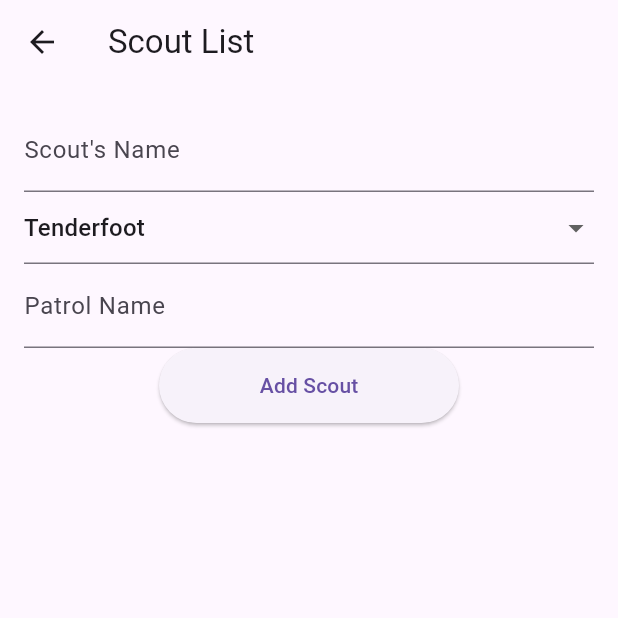
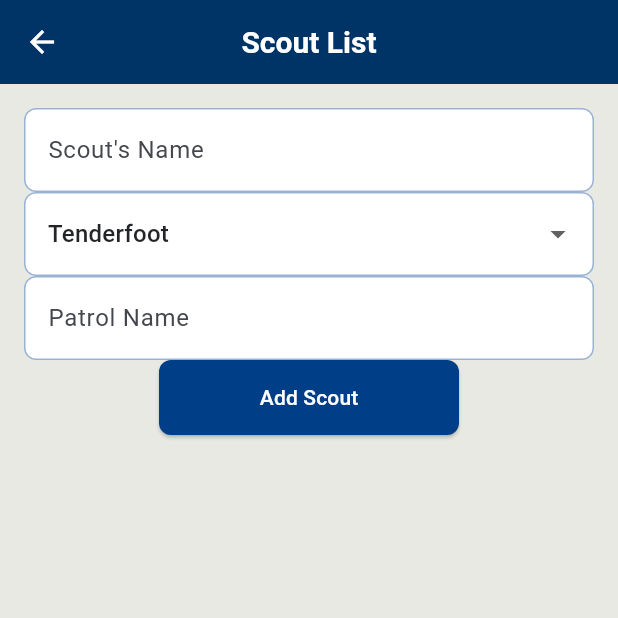
Before and after one commit to Henno1029/scouting_app, a Flutter app: the screen it shows after launch, after a tap on "Scout Page", on a phone screen of 412 x 824 dp, the top half of it. Run offline on Flutter 3.47's test engine with Material 3 defaults, Android fonts, the phone set to English and light mode, and no system bars; our stand-ins replace file_picker, shared_preferences.

Commit message:
add scouting america theme and troop branding

```diff
--- a/lib/main.dart
+++ b/lib/main.dart
@@ -1,7 +1,10 @@
 import 'package:flutter/material.dart';
 
+import 'screens/branding_screen.dart';
 import 'scoutList_screen.dart';
 import 'scoutDetail_screen.dart';
+import 'services/branding_service.dart';
+import 'theme/app_theme.dart';
 
 void main() {
   runApp(TroopApp());
@@ -12,6 +15,7 @@ class TroopApp extends StatelessWidget {
   Widget build(BuildContext context) {
     return MaterialApp(
       title: "Troop Manager",
+      theme: AppTheme.build(),
       initialRoute: "/",
       routes: {
         "/": (context) => NavigationHub(),
@@ -24,20 +28,98 @@ class TroopApp extends StatelessWidget {
         "/eventList": (context) => Placeholder(),     // temporary
         "/calculation": (context) => Placeholder(),   // temporary
         "/profile": (context) => Placeholder(),       // temporary
+        "/branding": (context) => BrandingScreen(),
       },
     );
   }
 }
 
-class NavigationHub extends StatelessWidget {
+class NavigationHub extends StatefulWidget {
+  @override
+  _NavigationHubState createState() => _NavigationHubState();
+}
+
+class _NavigationHubState extends State<NavigationHub> {
+  TroopLogo? _troopLogo;
+
+  @override
+  void initState() {
+    super.initState();
+    _loadLogo();
+  }
+
+  Future<void> _loadLogo() async {
+    final logo = await BrandingService.loadTroopLogo();
+    if (!mounted) return;
+    setState(() {
+      _troopLogo = logo;
+    });
+  }
+
+  Widget _logo() {
+    if (_troopLogo == null) {
+      return const CircleAvatar(
+        radius: 40,
+        backgroundColor: AppTheme.scoutingTan,
+        child: Icon(Icons.face_3, size: 44, color: AppTheme.scoutingBlue),
+      );
+    }
+    return CircleAvatar(
+      radius: 40,
+      backgroundColor: Colors.white,
+      child: ClipOval(
+        child: Image.memory(
+          _troopLogo!.bytes,
+          fit: BoxFit.cover,
+          width: 80,
+          height: 80,
+          errorBuilder: (_, __, ___) => const Icon(
+            Icons.face_3,
+            size: 44,
+            color: AppTheme.scoutingBlue,
+          ),
+        ),
+      ),
+    );
+  }
+
   @override
   Widget build(BuildContext context) {
     return Scaffold(
-      appBar: AppBar(title: Text("Navigation Hub")),
+      appBar: AppBar(
+        title: const Text("Navigation Hub"),
+        actions: [
+          IconButton(
+            icon: const Icon(Icons.badge_outlined),
+            tooltip: 'Branding & Patrols',
+            onPressed: () {
+              Navigator.pushNamed(context, '/branding')
+                  .then((_) => _loadLogo());
+            },
+          ),
+        ],
+      ),
       body: Center(
         child: Column(
           mainAxisAlignment: MainAxisAlignment.center,
           children: [
+            _logo(),
+            const SizedBox(height: 12),
+            Text(
+              "Troop Manager",
+              style: Theme.of(context).textTheme.titleLarge?.copyWith(
+                    color: AppTheme.scoutingDarkBlue,
+                    fontWeight: FontWeight.bold,
+                  ),
+            ),
+            const Text(
+              "Scouting America",
+              style: TextStyle(
+                color: AppTheme.scoutingWarmGray,
+                fontSize: 14,
+              ),
+            ),
+            const SizedBox(height: 24),
             _navButton(context, "Scout Page", () => Navigator.pushNamed(context, "/scoutList")),
             _navButton(context, "Event Page", () => Navigator.pushNamed(context, "/eventList")),
             _navButton(context, "Calculation Page", () => Navigator.pushNamed(context, "/calculation")),
--- /dev/null
+++ b/lib/services/branding_service.dart
@@ -0,0 +1,146 @@
+import 'dart:convert';
+import 'dart:typed_data';
+
+import 'package:shared_preferences/shared_preferences.dart';
+
+class TroopLogo {
+  final String name;
+  final String dataBase64;
+
+  const TroopLogo(this.name, this.dataBase64);
+
+  Uint8List get bytes => base64Decode(dataBase64);
+
+  Map<String, dynamic> toJson() => {'name': name, 'data': dataBase64};
+
+  factory TroopLogo.fromJson(Map<String, dynamic> json) {
+    return TroopLogo(
+      json['name']?.toString() ?? '',
+      json['data']?.toString() ?? '',
+    );
+  }
+}
+
+class PatrolEmblem {
+  final String name;
+  final String dataBase64;
+
+  const PatrolEmblem(this.name, this.dataBase64);
+
+  Uint8List get bytes => base64Decode(dataBase64);
+
+  Map<String, dynamic> toJson() => {'name': name, 'data': dataBase64};
+
+  factory PatrolEmblem.fromJson(Map<String, dynamic> json) {
+    return PatrolEmblem(
+      json['name']?.toString() ?? '',
+      json['data']?.toString() ?? '',
+    );
+  }
+}
+
+class BrandingService {
+  static const _troopLogoKey = 'branding_troop_logo';
+  static const _patrolEmblemsKey = 'branding_patrol_emblems';
+  static const _patrolNamesKey = 'branding_patrol_names';
+
+  static Future<void> saveTroopLogo({
+    required String name,
+    required Uint8List bytes,
+  }) async {
+    final prefs = await SharedPreferences.getInstance();
+    await prefs.setString(
+      _troopLogoKey,
+      jsonEncode(TroopLogo(name, base64Encode(bytes)).toJson()),
+    );
+  }
+
+  static Future<TroopLogo?> loadTroopLogo() async {
+    final prefs = await SharedPreferences.getInstance();
+    final raw = prefs.getString(_troopLogoKey);
+    if (raw == null || raw.isEmpty) return null;
+    final decoded = jsonDecode(raw);
+    if (decoded is! Map) return null;
+    return TroopLogo.fromJson(Map<String, dynamic>.from(decoded));
+  }
+
+  static Future<void> removeTroopLogo() async {
+    final prefs = await SharedPreferences.getInstance();
+    await prefs.remove(_troopLogoKey);
+  }
+
+  static Future<void> savePatrolEmblem({
+    required String patrol,
+    required String name,
+    required Uint8List bytes,
+  }) async {
+    final prefs = await SharedPreferences.getInstance();
+    final map = _decodeEmblemMap(prefs.getString(_patrolEmblemsKey));
+    map[patrol] = PatrolEmblem(name, base64Encode(bytes)).toJson();
+    await prefs.setString(_patrolEmblemsKey, jsonEncode(map));
+  }
+
+  static Future<PatrolEmblem> loadPatrolEmblem(String patrol) async {
+    final prefs = await SharedPreferences.getInstance();
+    final map = _decodeEmblemMap(prefs.getString(_patrolEmblemsKey));
+    final entry = map[patrol];
+    if (entry == null) return PatrolEmblem('', '');
+    return PatrolEmblem.fromJson(Map<String, dynamic>.from(entry));
+  }
+
+  static Future<Map<String, PatrolEmblem>> loadAllPatrolEmblems() async {
+    final prefs = await SharedPreferences.getInstance();
+    final map = _decodeEmblemMap(prefs.getString(_patrolEmblemsKey));
+    return map.map(
+      (patrol, entry) =>
+          MapEntry(patrol, PatrolEmblem.fromJson(Map<String, dynamic>.from(entry))),
+    );
+  }
+
+  static Future<void> removePatrolEmblem(String patrol) async {
+    final prefs = await SharedPreferences.getInstance();
+    final map = _decodeEmblemMap(prefs.getString(_patrolEmblemsKey));
+    map.remove(patrol);
+    await prefs.setString(_patrolEmblemsKey, jsonEncode(map));
+  }
+
+  static Future<void> addPatrolName(String name) async {
+    final prefs = await SharedPreferences.getInstance();
+    final trimmed = name.trim();
+    if (trimmed.isEmpty) return;
+    final list = prefs.getStringList(_patrolNamesKey) ?? [];
+    if (!list.contains(trimmed)) {
+      list.add(trimmed);
+      await prefs.setStringList(_patrolNamesKey, list);
+    }
+  }
+
+  static Future<List<String>> uniquePatrols() async {
+    final names = <String>{};
+    final prefs = await SharedPreferences.getInstance();
+    final stored = prefs.getStringList(_patrolNamesKey) ?? [];
+    names.addAll(stored.map((name) => name.trim()).where((name) => name.isNotEmpty));
+
+    final scoutsRaw = prefs.getString('scouts');
+    if (scoutsRaw != null) {
+      final decoded = jsonDecode(scoutsRaw);
+      if (decoded is List) {
+        for (final scout in decoded) {
+          if (scout is! Map) continue;
+          final patrol = scout['patrol']?.toString().trim() ?? '';
+          if (patrol.isNotEmpty) names.add(patrol);
+        }
+      }
+    }
+
+    final result = names.toList()..sort();
+    return result;
+  }
+
+  static Map<String, dynamic> _decodeEmblemMap(String? raw) {
+    if (raw == null || raw.isEmpty) return <String, dynamic>{};
+    final decoded = jsonDecode(raw);
+    if (decoded is! Map) return <String, dynamic>{};
+    return Map<String, dynamic>.from(decoded);
+  }
+}
--- /dev/null
+++ b/lib/theme/app_theme.dart
@@ -0,0 +1,124 @@
+import 'package:flutter/material.dart';
+
+class AppTheme {
+  static const Color scoutingBlue = Color(0xFF003F87);
+  static const Color scoutingDarkBlue = Color(0xFF003366);
+  static const Color scoutingPaleBlue = Color(0xFF9AB3D5);
+  static const Color scoutingRed = Color(0xFFCE1126);
+  static const Color scoutingTan = Color(0xFFD6CEBD);
+  static const Color scoutingLightTan = Color(0xFFE9E9E4);
+  static const Color scoutingDarkTan = Color(0xFFAD9D7B);
+  static const Color scoutingWarmGray = Color(0xFF515354);
+  static const Color scoutingDarkGrey = Color(0xFF232528);
+  static const Color scoutingOlive = Color(0xFF243E2C);
+  static const Color scoutingYellow = Color(0xFFFFCC00);
+
+  static ThemeData build() {
+    final colorScheme = ColorScheme.fromSeed(
+      seedColor: scoutingBlue,
+      brightness: Brightness.light,
+    ).copyWith(
+      primary: scoutingBlue,
+      onPrimary: Colors.white,
+      primaryContainer: scoutingPaleBlue,
+      onPrimaryContainer: scoutingDarkBlue,
+      secondary: scoutingRed,
+      onSecondary: Colors.white,
+      secondaryContainer: scoutingLightTan,
+      onSecondaryContainer: scoutingDarkBlue,
+      tertiary: scoutingOlive,
+      onTertiary: Colors.white,
+      surface: scoutingLightTan,
+      onSurface: scoutingDarkGrey,
+      outline: scoutingDarkTan,
+      outlineVariant: scoutingTan,
+    );
+
+    final base = ThemeData(
+      useMaterial3: true,
+      colorScheme: colorScheme,
+      scaffoldBackgroundColor: scoutingLightTan,
+    );
+
+    return base.copyWith(
+      appBarTheme: const AppBarTheme(
+        backgroundColor: scoutingDarkBlue,
+        foregroundColor: Colors.white,
+        centerTitle: true,
+        toolbarTextStyle: TextStyle(
+          color: Colors.white,
+          fontSize: 20,
+          fontWeight: FontWeight.bold,
+        ),
+        titleTextStyle: TextStyle(
+          color: Colors.white,
+          fontSize: 20,
+          fontWeight: FontWeight.bold,
+        ),
+      ),
+      cardTheme: const CardThemeData(
+        color: Colors.white,
+        elevation: 1,
+        margin: EdgeInsets.symmetric(horizontal: 8, vertical: 4),
+      ),
+      elevatedButtonTheme: ElevatedButtonThemeData(
+        style: ElevatedButton.styleFrom(
+          backgroundColor: scoutingBlue,
+          foregroundColor: Colors.white,
+          shape: RoundedRectangleBorder(
+            borderRadius: BorderRadius.circular(8),
+          ),
+        ),
+      ),
+      textButtonTheme: TextButtonThemeData(
+        style: TextButton.styleFrom(
+          foregroundColor: scoutingBlue,
+        ),
+      ),
+      outlinedButtonTheme: OutlinedButtonThemeData(
+        style: OutlinedButton.styleFrom(
+          foregroundColor: scoutingBlue,
+          side: const BorderSide(color: scoutingBlue),
+          shape: RoundedRectangleBorder(
+            borderRadius: BorderRadius.circular(8),
+          ),
+        ),
+      ),
+      floatingActionButtonTheme: const FloatingActionButtonThemeData(
+        backgroundColor: scoutingRed,
+        foregroundColor: Colors.white,
+      ),
+      inputDecorationTheme: InputDecorationTheme(
+        filled: true,
+        fillColor: Colors.white,
+        border: OutlineInputBorder(
+          borderRadius: BorderRadius.circular(8),
+          borderSide: const BorderSide(color: scoutingPaleBlue),
+        ),
+        enabledBorder: OutlineInputBorder(
+          borderRadius: BorderRadius.circular(8),
+          borderSide: const BorderSide(color: scoutingPaleBlue),
+        ),
+        focusedBorder: OutlineInputBorder(
+          borderRadius: BorderRadius.circular(8),
+          borderSide: const BorderSide(color: scoutingBlue, width: 2),
+        ),
+      ),
+      listTileTheme: const ListTileThemeData(
+        textColor: scoutingDarkGrey,
+        iconColor: scoutingBlue,
+      ),
+      dividerTheme: const DividerThemeData(color: scoutingTan),
+      snackBarTheme: const SnackBarThemeData(
+        backgroundColor: scoutingDarkBlue,
+        contentTextStyle: TextStyle(color: Colors.white),
+      ),
+      navigationBarTheme: NavigationBarThemeData(
+        indicatorColor: scoutingPaleBlue,
+        labelTextStyle: WidgetStateProperty.all(
+          const TextStyle(color: scoutingDarkBlue, fontWeight: FontWeight.w600),
+        ),
+      ),
+    );
+  }
+}
--- a/pubspec.yaml
+++ b/pubspec.yaml
@@ -35,6 +35,10 @@ dependencies:
   # Use with the CupertinoIcons class for iOS style icons.
   cupertino_icons: ^1.0.8
   shared_preferences: ^2.3.3
+  csv: ^8.0.0
+  file_picker: ^13.1.0
+  pdf: ^3.13.0
+  printing: ^5.15.0
 
 dev_dependencies:
   flutter_test:
```
Also changed, not shown: lib/scoutList_screen.dart (+32 -4 lines), lib/screens/branding_screen.dart (added, +259 -0 lines), pubspec.lock, 5 other files.
